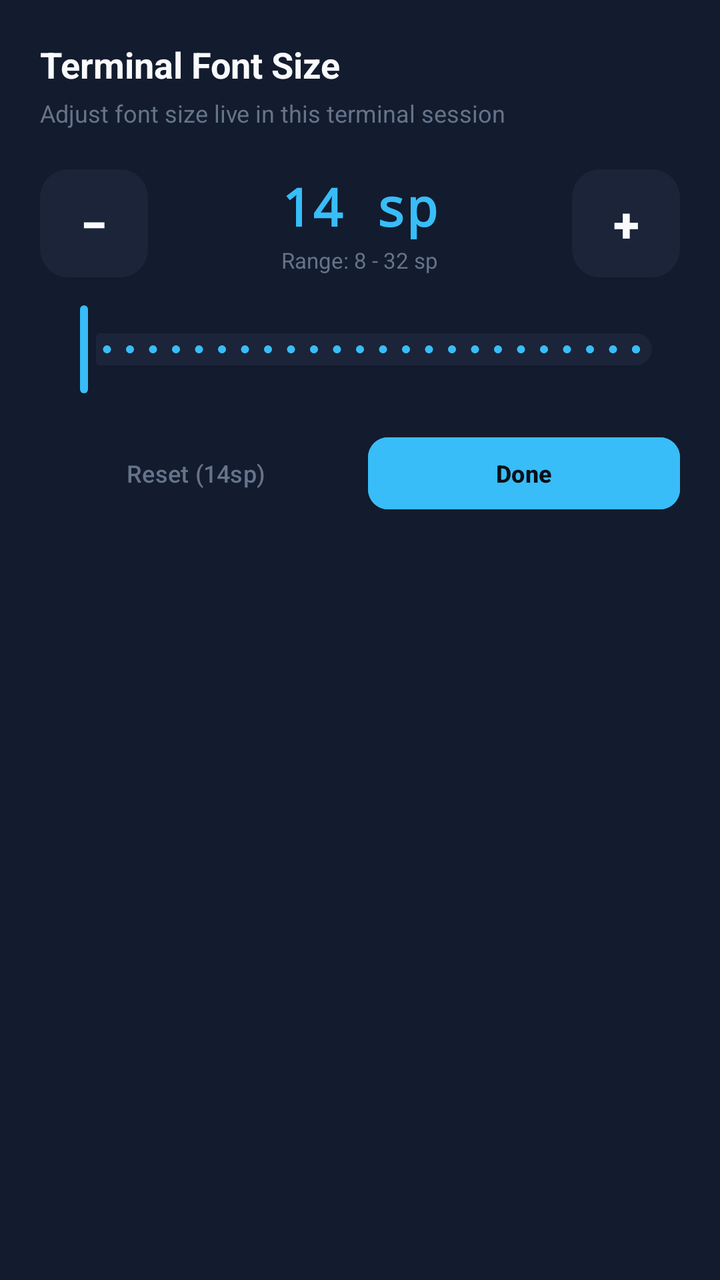
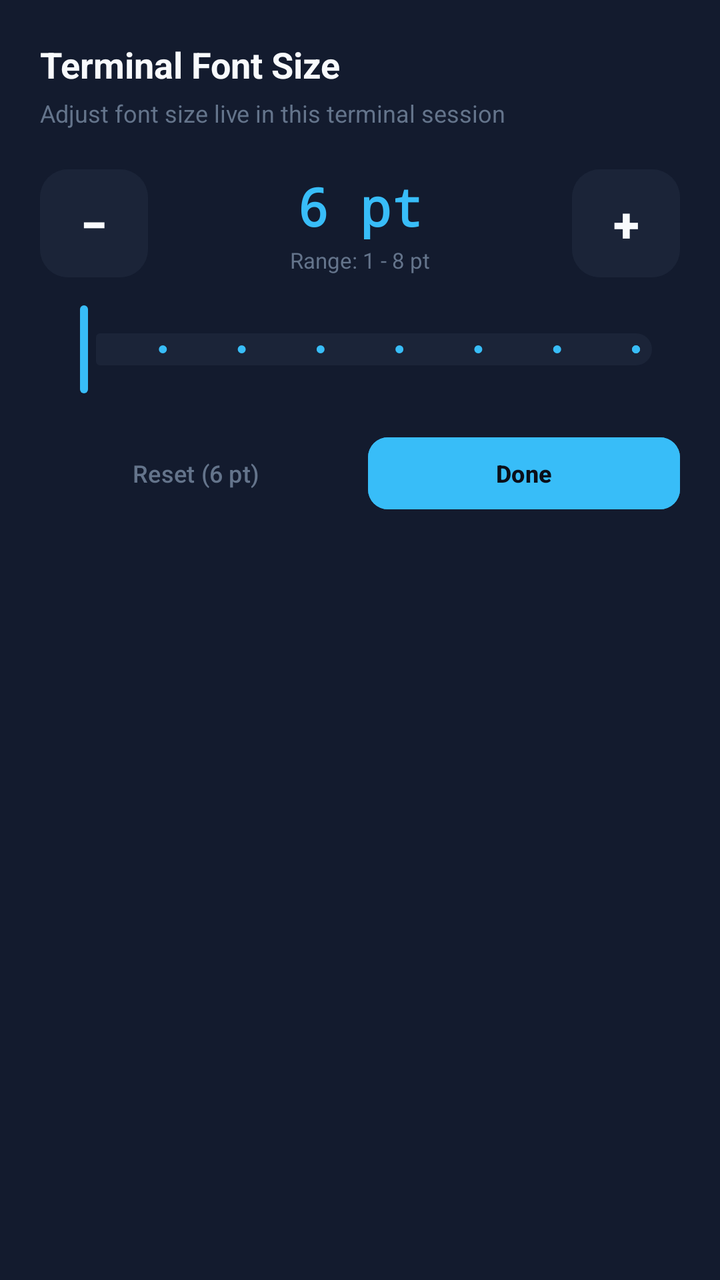

Screens rendered from an Android XML layout before and after an edit, with the pre-edit source and the edit as a unified diff.
<!-- AndroidManifest.xml: application theme Theme.LeuwiPanjang -->
<!-- res/layout/dialog_font_size.xml -->
<?xml version="1.0" encoding="utf-8"?>
<LinearLayout xmlns:android="http://schemas.android.com/apk/res/android"
    xmlns:app="http://schemas.android.com/apk/res-auto"
    android:layout_width="match_parent"
    android:layout_height="wrap_content"
    android:background="@color/surface_dark"
    android:orientation="vertical"
    android:padding="20dp">

    <TextView
        android:layout_width="wrap_content"
        android:layout_height="wrap_content"
        android:text="Terminal Font Size"
        android:textColor="@color/text_primary"
        android:textSize="18sp"
        android:textStyle="bold" />

    <TextView
        android:layout_width="wrap_content"
        android:layout_height="wrap_content"
        android:layout_marginTop="4dp"
        android:text="Adjust font size live in this terminal session"
        android:textColor="@color/text_muted"
        android:textSize="12sp" />

    
    <LinearLayout
        android:layout_width="match_parent"
        android:layout_height="wrap_content"
        android:layout_marginTop="20dp"
        android:gravity="center"
        android:orientation="horizontal">

        <com.google.android.material.button.MaterialButton
            android:id="@+id/btnFontMinus"
            style="@style/Widget.Material3.Button.TonalButton"
            android:layout_width="54dp"
            android:layout_height="54dp"
            android:backgroundTint="@color/surface_card"
            android:insetLeft="0dp"
            android:insetTop="0dp"
            android:insetRight="0dp"
            android:insetBottom="0dp"
            android:padding="0dp"
            android:text="−"
            android:textColor="@color/text_primary"
            android:textSize="24sp"
            android:textStyle="bold"
            app:cornerRadius="14dp" />

        <LinearLayout
            android:layout_width="0dp"
            android:layout_height="wrap_content"
            android:layout_weight="1"
            android:gravity="center"
            android:orientation="vertical">

            <TextView
                android:id="@+id/tvFontSizeValue"
                android:layout_width="wrap_content"
                android:layout_height="wrap_content"
                android:fontFamily="monospace"
                android:text="14 sp"
                android:textColor="@color/primary"
                android:textSize="26sp"
                android:textStyle="bold" />

            <TextView
                android:layout_width="wrap_content"
                android:layout_height="wrap_content"
                android:layout_marginTop="2dp"
                android:text="Range: 8 - 32 sp"
                android:textColor="@color/text_muted"
                android:textSize="11sp" />
        </LinearLayout>

        <com.google.android.material.button.MaterialButton
            android:id="@+id/btnFontPlus"
            style="@style/Widget.Material3.Button.TonalButton"
            android:layout_width="54dp"
            android:layout_height="54dp"
            android:backgroundTint="@color/surface_card"
            android:insetLeft="0dp"
            android:insetTop="0dp"
            android:insetRight="0dp"
            android:insetBottom="0dp"
            android:padding="0dp"
            android:text="+"
            android:textColor="@color/text_primary"
            android:textSize="24sp"
            android:textStyle="bold"
            app:cornerRadius="14dp" />

    </LinearLayout>

    
    <com.google.android.material.slider.Slider
        android:id="@+id/sliderFontSize"
        android:layout_width="match_parent"
        android:layout_height="wrap_content"
        android:layout_marginTop="12dp"
        android:stepSize="1.0"
        android:valueFrom="8.0"
        android:valueTo="32.0"
        app:thumbColor="@color/primary"
        app:trackColorActive="@color/primary"
        app:trackColorInactive="@color/surface_card" />

    
    <LinearLayout
        android:layout_width="match_parent"
        android:layout_height="wrap_content"
        android:layout_marginTop="16dp"
        android:orientation="horizontal">

        <com.google.android.material.button.MaterialButton
            android:id="@+id/btnFontReset"
            style="@style/Widget.Material3.Button.TextButton"
            android:layout_width="0dp"
            android:layout_height="44dp"
            android:layout_weight="1"
            android:text="Reset (14sp)"
            android:textColor="@color/text_muted"
            android:textSize="12sp" />

        <com.google.android.material.button.MaterialButton
            android:id="@+id/btnFontDone"
            android:layout_width="0dp"
            android:layout_height="44dp"
            android:layout_marginStart="8dp"
            android:layout_weight="1"
            android:backgroundTint="@color/primary"
            android:text="Done"
            android:textColor="@color/bg_dark"
            android:textSize="12sp"
            android:textStyle="bold"
            app:cornerRadius="10dp" />

    </LinearLayout>

</LinearLayout>
<!-- resources referenced by this layout -->
<resources>
  <color name="bg_dark">#0B0F19</color>
  <color name="primary">#38BDF8</color>
  <color name="surface_card">#1B2438</color>
  <color name="surface_dark">#131B2E</color>
  <color name="text_muted">#64748B</color>
  <color name="text_primary">#F8FAFC</color>
  <style name="Theme.LeuwiPanjang" parent="Theme.Material3.Dark.NoActionBar">
          
          <item name="colorPrimary">@color/primary</item>
          <item name="colorPrimaryVariant">@color/primary_variant</item>
          <item name="colorSecondary">@color/secondary</item>
          
          
          <item name="android:windowBackground">@color/bg_dark</item>
          <item name="colorSurface">@color/surface_dark</item>
          <item name="colorSurfaceVariant">@color/surface_card</item>
          
          
          <item name="android:textColorPrimary">@color/text_primary</item>
          <item name="android:textColorSecondary">@color/text_secondary</item>
  
          
          <item name="android:statusBarColor">@color/bg_dark</item>
          <item name="android:navigationBarColor">@color/bg_dark</item>
          <item name="android:windowLightStatusBar">false</item>
      </style>
  <color name="primary_variant">#0284C7</color>
  <color name="secondary">#6366F1</color>
  <color name="text_secondary">#94A3B8</color>
</resources>

<!-- the commit's change to res/layout/dialog_font_size.xml (unified diff, before → after) -->
@@ -60,7 +60,7 @@
                 android:layout_width="wrap_content"
                 android:layout_height="wrap_content"
                 android:fontFamily="monospace"
-                android:text="14 sp"
+                android:text="6 pt"
                 android:textColor="@color/primary"
                 android:textSize="26sp"
                 android:textStyle="bold" />
@@ -69,7 +69,7 @@
                 android:layout_width="wrap_content"
                 android:layout_height="wrap_content"
                 android:layout_marginTop="2dp"
-                android:text="Range: 8 - 32 sp"
+                android:text="Range: 1 - 8 pt"
                 android:textColor="@color/text_muted"
                 android:textSize="11sp" />
         </LinearLayout>
@@ -100,8 +100,8 @@
         android:layout_height="wrap_content"
         android:layout_marginTop="12dp"
         android:stepSize="1.0"
-        android:valueFrom="8.0"
-        android:valueTo="32.0"
+        android:valueFrom="1.0"
+        android:valueTo="8.0"
         app:thumbColor="@color/primary"
         app:trackColorActive="@color/primary"
         app:trackColorInactive="@color/surface_card" />
@@ -119,7 +119,7 @@
             android:layout_width="0dp"
             android:layout_height="44dp"
             android:layout_weight="1"
-            android:text="Reset (14sp)"
+            android:text="Reset (6 pt)"
             android:textColor="@color/text_muted"
             android:textSize="12sp" />
 
